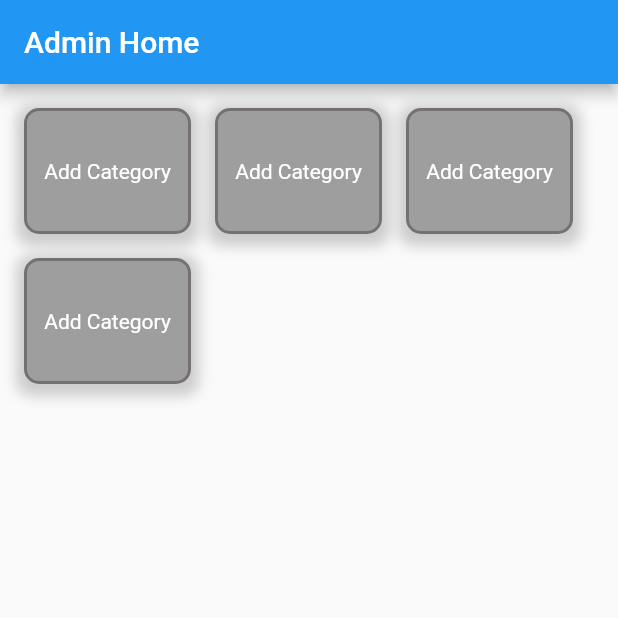
After one commit to jaswinda/git_flutter_demo, a Flutter app: the AdminHome screen opened directly, on a phone screen of 412 x 824 dp, the top half of it. The commit adds this screen. Run offline on Flutter 3.47's test engine with Material 2 defaults, Android fonts, the phone set to English and light mode, and no system bars; our stand-ins replace get, shared_preferences; missing offline and left inert: tabnavigator; accounts and stored records are empty; network calls fail.

Commit message:
admin side

```diff
--- a/lib/controllers/authentication_controller.dart
+++ b/lib/controllers/authentication_controller.dart
@@ -31,8 +31,9 @@ class AuthenticationController extends GetxController {
     var success = result['success'];
     if (success) {
       var token = result['token'];
+      var isAdmin = result['isAdmin'];
       print(token);
-      await authService.savetoken(token);
+      await authService.savetoken(token, isAdmin: isAdmin);
       Get.snackbar("Success", result['message']);
       Get.to(const AuthChecker());
     } else {
--- /dev/null
+++ b/lib/views/admin/admin_home.dart
@@ -0,0 +1,31 @@
+import 'package:flutter/material.dart';
+import 'package:git_flutter_demo/views/admin/components/admin_button.dart';
+
+class AdminHome extends StatelessWidget {
+  const AdminHome({Key? key}) : super(key: key);
+
+  @override
+  Widget build(BuildContext context) {
+    return Scaffold(
+      appBar: AppBar(
+        automaticallyImplyLeading: false,
+        title: const Text('Admin Home'),
+      ),
+      body: SafeArea(
+        child: Padding(
+          padding: const EdgeInsets.all(8.0),
+          child: Wrap(
+            children: [
+              AdminButton(
+                onTap: () {},
+              ),
+              AdminButton(onTap: () {}),
+              AdminButton(onTap: () {}),
+              AdminButton(onTap: () {}),
+            ],
+          ),
+        ),
+      ),
+    );
+  }
+}
--- /dev/null
+++ b/lib/views/admin/components/admin_button.dart
@@ -0,0 +1,41 @@
+import 'package:flutter/material.dart';
+import 'package:get/get.dart';
+
+class AdminButton extends StatelessWidget {
+  final Function? onTap;
+  final String title;
+  const AdminButton({Key? key, this.onTap, this.title = "Add Category"})
+      : super(key: key);
+
+  @override
+  Widget build(BuildContext context) {
+    return SizedBox(
+      height: 100,
+      width: Get.width / 3 - 10,
+      child: InkWell(
+        onTap: () => onTap,
+        child: Container(
+            margin: const EdgeInsets.all(8.0),
+            decoration: BoxDecoration(
+              boxShadow: [
+                BoxShadow(
+                  color: Colors.grey.withOpacity(0.5),
+                  spreadRadius: 5,
+                  blurRadius: 7,
+                  offset: const Offset(0, 3), // changes position of shadow
+                ),
+              ],
+              color: Colors.grey,
+              borderRadius: BorderRadius.circular(10),
+              border: Border.all(
+                  color: const Color.fromARGB(255, 118, 113, 113), width: 2),
+            ),
+            child: Center(
+                child: Text(
+              title,
+              style: const TextStyle(color: Colors.white),
+            ))),
+      ),
+    );
+  }
+}
```
Also changed, not shown: lib/service/auth_service.dart (+9 -1 lines), lib/views/pages/auth_checker.dart (+7 -2 lines), lib/views/pages/signin.dart (+6 -2 lines).
